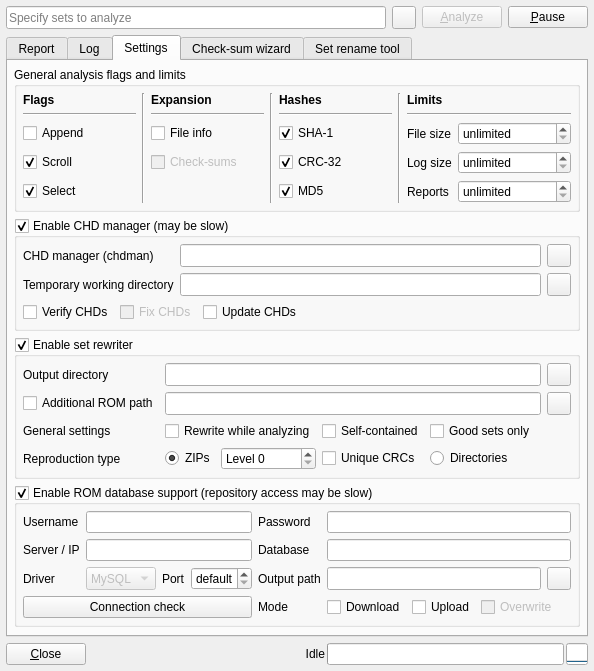
Before: the Qt Designer form romalyzer.ui in qmc2/qmc2-mame-fe, drawn with Qt 5.
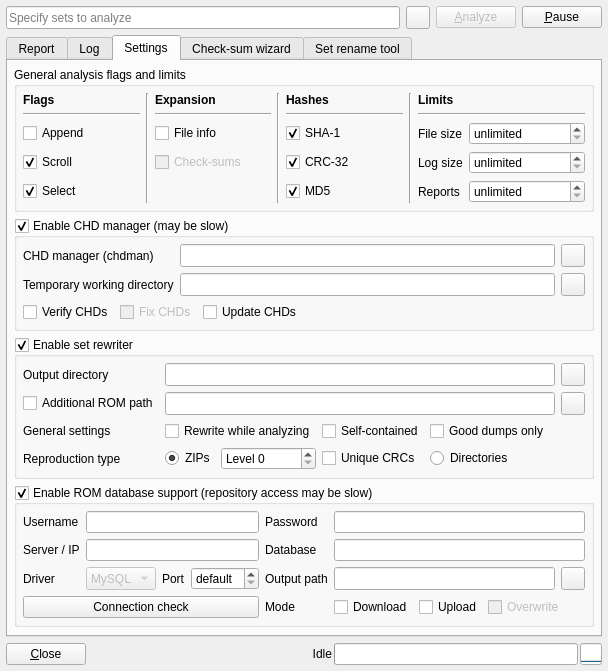
After: the same form once the commit is applied. The open tabs and pages were chosen to show the change. Icons and pictures are not drawn.

Commit message: imp: ROMAlyzer: renamed 'good sets only' to 'good dumps only' which better expresses what this switch is good for :)

The edit to the form file:
```diff
--- a/romalyzer.ui
+++ b/romalyzer.ui
@@ -848,7 +848,7 @@
              <string>Rewrite sets only when they are 'good' (otherwise, 'bad' sets will be included)</string>
             </property>
             <property name="text">
-             <string>Good sets only</string>
+             <string>Good dumps only</string>
             </property>
            </widget>
           </item>
```
Left out of the diff: 11 changed lines with no effect on the pictures. The commit also changes 16 other files.
